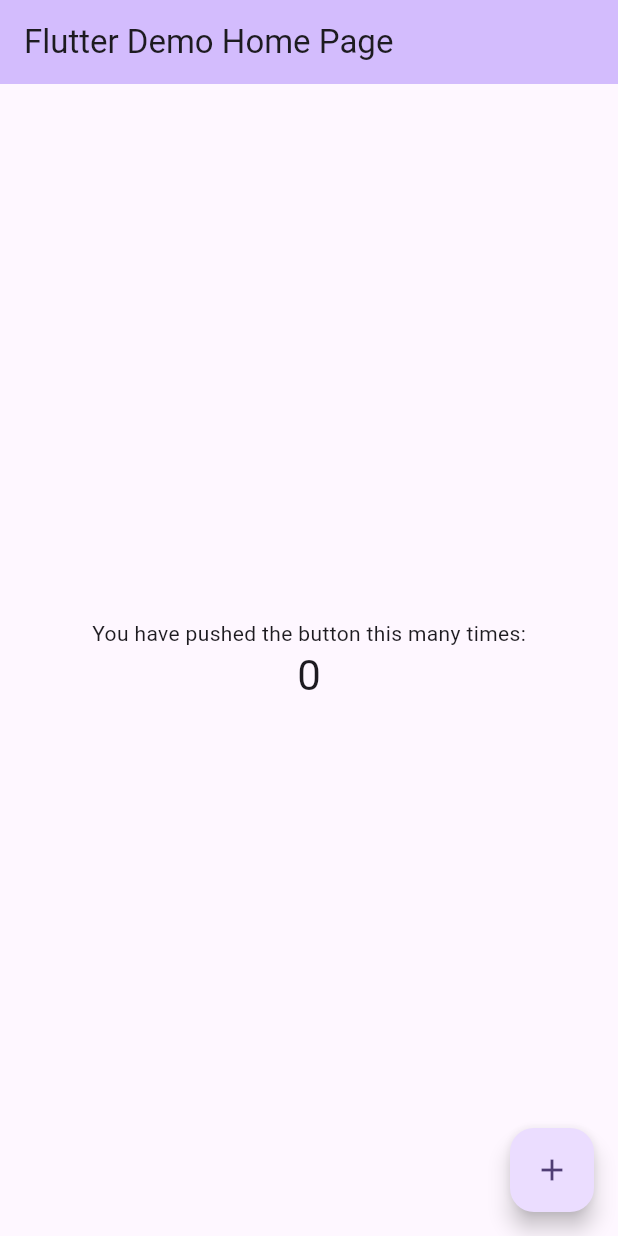
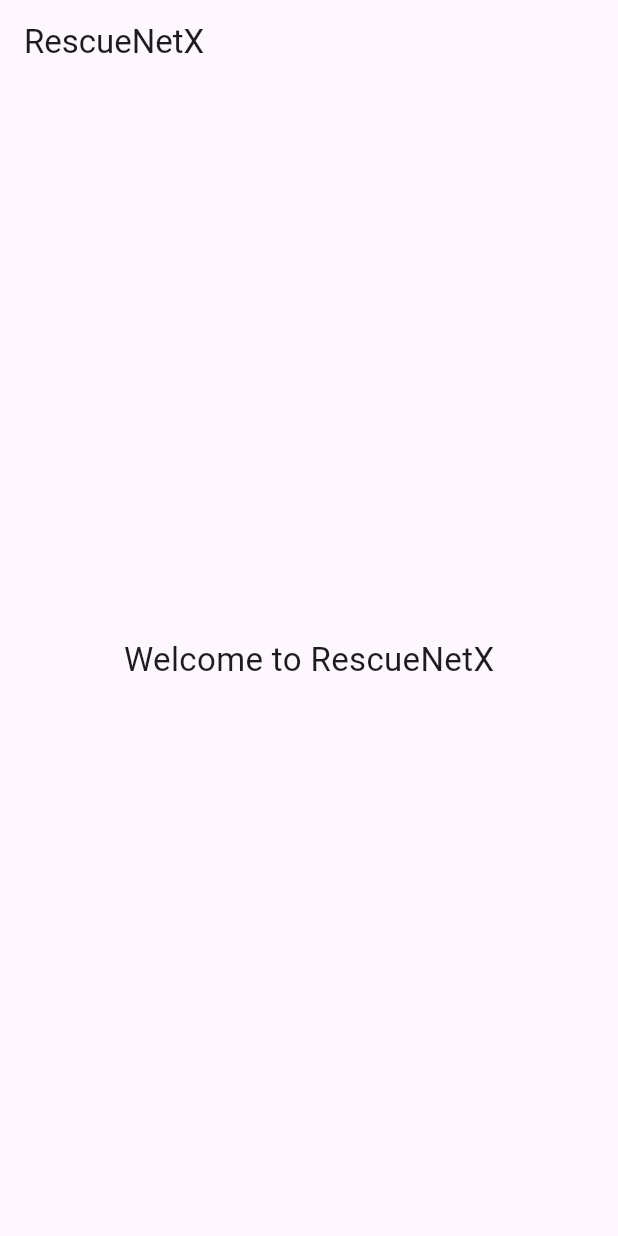
Before and after one commit to jaishrivijayakumar/RescueNetX, a Flutter app: the screen it shows after launch, on a phone screen of 412 x 824 dp. Run offline on Flutter 3.47's test engine with Material 3 defaults, Android fonts, the phone set to English and light mode, and no system bars.

Commit message:
Initial app setup and home screen working

```diff
--- a/rescue_net_x/lib/main.dart
+++ b/rescue_net_x/lib/main.dart
@@ -7,115 +7,30 @@
 class MyApp extends StatelessWidget {
   const MyApp({super.key});
 
-  // This widget is the root of your application.
   @override
   Widget build(BuildContext context) {
     return MaterialApp(
-      title: 'Flutter Demo',
-      theme: ThemeData(
-        // This is the theme of your application.
-        //
-        // TRY THIS: Try running your application with "flutter run". You'll see
-        // the application has a purple toolbar. Then, without quitting the app,
-        // try changing the seedColor in the colorScheme below to Colors.green
-        // and then invoke "hot reload" (save your changes or press the "hot
-        // reload" button in a Flutter-supported IDE, or press "r" if you used
-        // the command line to start the app).
-        //
-        // Notice that the counter didn't reset back to zero; the application
-        // state is not lost during the reload. To reset the state, use hot
-        // restart instead.
-        //
-        // This works for code too, not just values: Most code changes can be
-        // tested with just a hot reload.
-        colorScheme: .fromSeed(seedColor: Colors.deepPurple),
-      ),
-      home: const MyHomePage(title: 'Flutter Demo Home Page'),
+      debugShowCheckedModeBanner: false,
+      title: 'RescueNetX',
+      home: const HomePage(),
     );
   }
 }
 
-class MyHomePage extends StatefulWidget {
-  const MyHomePage({super.key, required this.title});
-
-  // This widget is the home page of your application. It is stateful, meaning
-  // that it has a State object (defined below) that contains fields that affect
-  // how it looks.
-
-  // This class is the configuration for the state. It holds the values (in this
-  // case the title) provided by the parent (in this case the App widget) and
-  // used by the build method of the State. Fields in a Widget subclass are
-  // always marked "final".
-
-  final String title;
-
-  @override
-  State<MyHomePage> createState() => _MyHomePageState();
-}
-
-class _MyHomePageState extends State<MyHomePage> {
-  int _counter = 0;
-
-  void _incrementCounter() {
-    setState(() {
-      // This call to setState tells the Flutter framework that something has
-      // changed in this State, which causes it to rerun the build method below
-      // so that the display can reflect the updated values. If we changed
-      // _counter without calling setState(), then the build method would not be
-      // called again, and so nothing would appear to happen.
-      _counter++;
-    });
-  }
+class HomePage extends StatelessWidget {
+  const HomePage({super.key});
 
   @override
   Widget build(BuildContext context) {
-    // This method is rerun every time setState is called, for instance as done
-    // by the _incrementCounter method above.
-    //
-    // The Flutter framework has been optimized to make rerunning build methods
-    // fast, so that you can just rebuild anything that needs updating rather
-    // than having to individually change instances of widgets.
     return Scaffold(
       appBar: AppBar(
-        // TRY THIS: Try changing the color here to a specific color (to
-        // Colors.amber, perhaps?) and trigger a hot reload to see the AppBar
-        // change color while the other colors stay the same.
-        backgroundColor: Theme.of(context).colorScheme.inversePrimary,
-        // Here we take the value from the MyHomePage object that was created by
-        // the App.build method, and use it to set our appbar title.
-        title: Text(widget.title),
+        title: const Text('RescueNetX'),
       ),
-      body: Center(
-        // Center is a layout widget. It takes a single child and positions it
-        // in the middle of the parent.
-        child: Column(
-          // Column is also a layout widget. It takes a list of children and
-          // arranges them vertically. By default, it sizes itself to fit its
-          // children horizontally, and tries to be as tall as its parent.
-          //
-          // Column has various properties to control how it sizes itself and
-          // how it positions its children. Here we use mainAxisAlignment to
-          // center the children vertically; the main axis here is the vertical
-          // axis because Columns are vertical (the cross axis would be
-          // horizontal).
-          //
-          // TRY THIS: Invoke "debug painting" (choose the "Toggle Debug Paint"
-          // action in the IDE, or press "p" in the console), to see the
-          // wireframe for each widget.
-          mainAxisAlignment: .center,
-          children: [
-            const Text('You have pushed the button this many times:'),
-            Text(
-              '$_counter',
-              style: Theme.of(context).textTheme.headlineMedium,
-            ),
-          ],
+      body: const Center(
+        child: Text(
+          'Welcome to RescueNetX',
+          style: TextStyle(fontSize: 22),
         ),
-      ),
-      floatingActionButton: FloatingActionButton(
-        onPressed: _incrementCounter,
-        tooltip: 'Increment',
-        child: const Icon(Icons.add),
       ),
     );
   }
```
